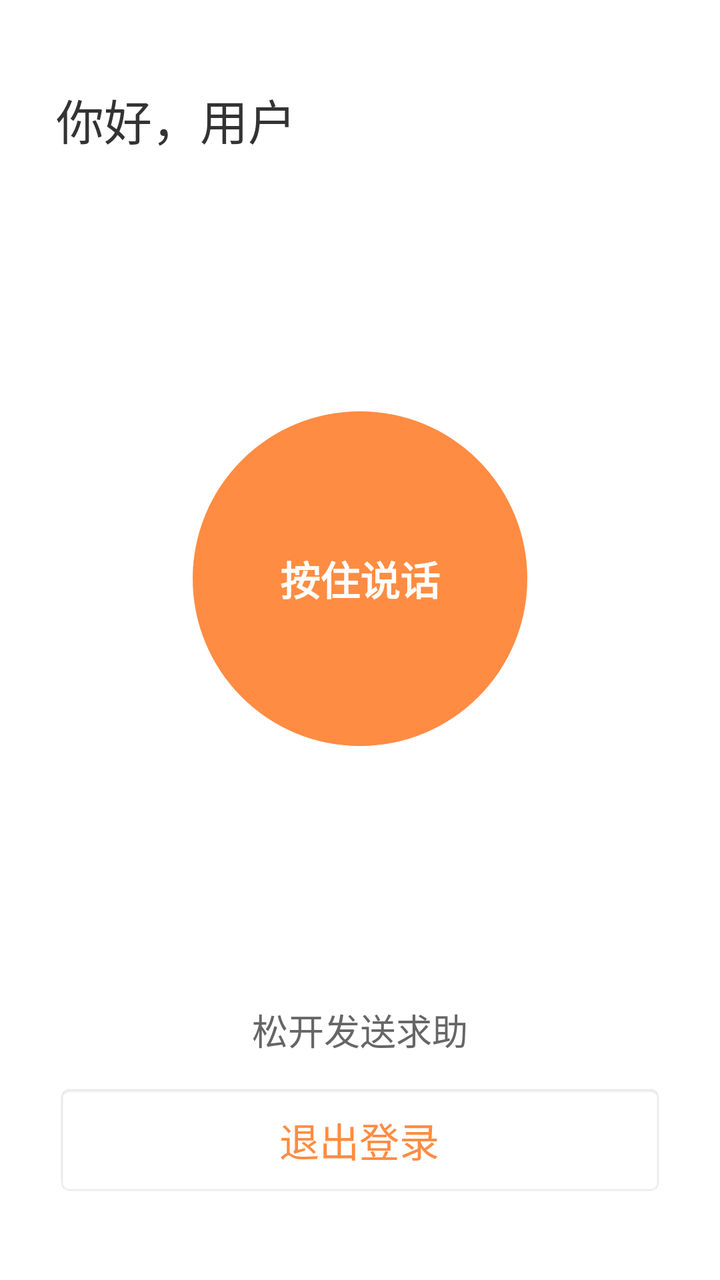
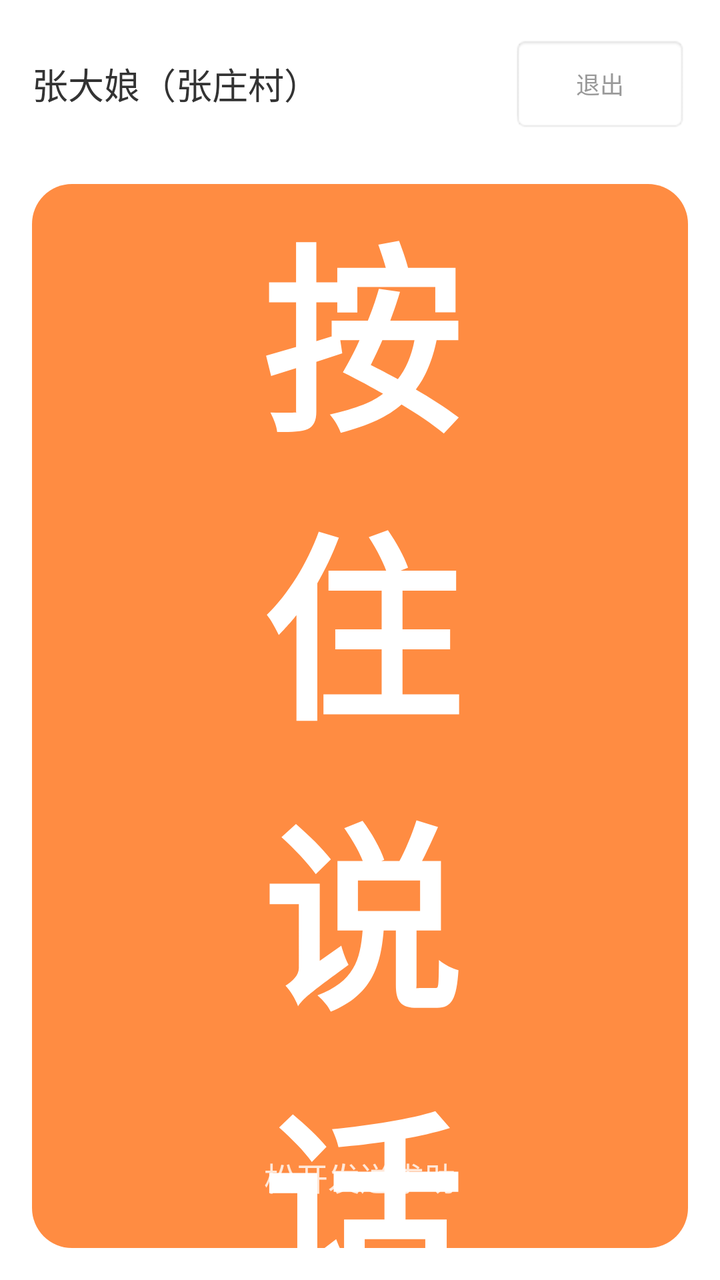

The first picture is an Android layout as it rendered before a commit; the second is the same layout after the commit. The layout source and the unified diff follow.
<!-- AndroidManifest.xml: application theme Theme.AppCompat.Light.NoActionBar -->
<!-- res/layout/activity_seeker_main.xml -->
<?xml version="1.0" encoding="utf-8"?>
<androidx.constraintlayout.widget.ConstraintLayout
    xmlns:android="http://schemas.android.com/apk/res/android"
    xmlns:app="http://schemas.android.com/apk/res-auto"
    android:layout_width="match_parent"
    android:layout_height="match_parent"
    android:padding="@dimen/padding_medium"
    android:background="#FFFFFF">

    
    <TextView
        android:id="@+id/tv_greeting"
        android:layout_width="0dp"
        android:layout_height="wrap_content"
        android:text="你好，用户"
        android:textSize="@dimen/text_greeting"
        android:textColor="#333333"
        app:layout_constraintTop_toTopOf="parent"
        app:layout_constraintStart_toStartOf="parent"
        app:layout_constraintEnd_toEndOf="parent"
        android:layout_marginTop="@dimen/padding_small" />

    
    <View
        android:id="@+id/btn_record"
        android:layout_width="0dp"
        android:layout_height="0dp"
        android:background="@drawable/bg_circle_orange"
        app:layout_constraintTop_toBottomOf="@id/tv_greeting"
        app:layout_constraintBottom_toTopOf="@id/tv_hint"
        app:layout_constraintStart_toStartOf="parent"
        app:layout_constraintEnd_toEndOf="parent"
        android:layout_marginTop="@dimen/padding_medium"
        android:layout_marginBottom="@dimen/padding_medium"
        app:layout_constraintWidth_percent="0.55"
        app:layout_constraintDimensionRatio="1:1" />

    
    <TextView
        android:layout_width="wrap_content"
        android:layout_height="wrap_content"
        android:text="@string/tv_hold_to_speak"
        android:textColor="#FFFFFF"
        android:textSize="@dimen/text_body"
        android:textStyle="bold"
        app:layout_constraintTop_toTopOf="@id/btn_record"
        app:layout_constraintBottom_toBottomOf="@id/btn_record"
        app:layout_constraintStart_toStartOf="@id/btn_record"
        app:layout_constraintEnd_toEndOf="@id/btn_record" />

    
    <TextView
        android:id="@+id/tv_hint"
        android:layout_width="0dp"
        android:layout_height="wrap_content"
        android:text="@string/tv_release_to_send"
        android:textSize="@dimen/text_hint"
        android:textColor="#666666"
        android:gravity="center"
        app:layout_constraintBottom_toTopOf="@id/btn_logout"
        app:layout_constraintStart_toStartOf="parent"
        app:layout_constraintEnd_toEndOf="parent"
        android:layout_marginBottom="@dimen/padding_small" />

    
    <Button
        android:id="@+id/btn_logout"
        android:layout_width="0dp"
        android:layout_height="@dimen/logout_btn_height"
        android:text="@string/btn_logout"
        android:textSize="@dimen/text_body"
        android:textColor="#FF8C42"
        android:background="@android:drawable/editbox_background"
        app:layout_constraintBottom_toBottomOf="parent"
        app:layout_constraintStart_toStartOf="parent"
        app:layout_constraintEnd_toEndOf="parent"
        android:layout_marginBottom="@dimen/padding_small" />

</androidx.constraintlayout.widget.ConstraintLayout>
<!-- resources referenced by this layout -->
<resources>
  <dimen name="logout_btn_height">56dp</dimen>
  <dimen name="padding_medium">28dp</dimen>
  <dimen name="padding_small">14dp</dimen>
  <dimen name="text_body">20sp</dimen>
  <dimen name="text_greeting">24sp</dimen>
  <dimen name="text_hint">18sp</dimen>
  <!-- drawable bg_circle_orange (drawable) -->
  <?xml version="1.0" encoding="utf-8"?>
  <shape xmlns:android="http://schemas.android.com/apk/res/android">
      <solid android:color="#FF8C42" />
      <corners android:radius="200dp" />
  </shape>
  <string name="btn_logout">退出登录</string>
  <string name="tv_hold_to_speak">按住说话</string>
  <string name="tv_release_to_send">松开发送求助</string>
</resources>

<!-- the commit's change to res/layout/activity_seeker_main.xml (unified diff, before → after) -->
@@ -1,79 +1,81 @@
 <?xml version="1.0" encoding="utf-8"?>
-<androidx.constraintlayout.widget.ConstraintLayout
-    xmlns:android="http://schemas.android.com/apk/res/android"
-    xmlns:app="http://schemas.android.com/apk/res-auto"
+<LinearLayout xmlns:android="http://schemas.android.com/apk/res/android"
     android:layout_width="match_parent"
     android:layout_height="match_parent"
-    android:padding="@dimen/padding_medium"
-    android:background="#FFFFFF">
+    android:orientation="vertical"
+    android:background="#FFFFFF"
+    android:fitsSystemWindows="true">
 
     
-    <TextView
-        android:id="@+id/tv_greeting"
-        android:layout_width="0dp"
+    <RelativeLayout
+        android:layout_width="match_parent"
         android:layout_height="wrap_content"
-        android:text="你好，用户"
-        android:textSize="@dimen/text_greeting"
-        android:textColor="#333333"
-        app:layout_constraintTop_toTopOf="parent"
-        app:layout_constraintStart_toStartOf="parent"
-        app:layout_constraintEnd_toEndOf="parent"
-        android:layout_marginTop="@dimen/padding_small" />
+        android:paddingLeft="16dp"
+        android:paddingRight="16dp"
+        android:paddingTop="12dp"
+        android:paddingBottom="8dp"
+        android:layout_marginTop="8dp">
+
+        <TextView
+            android:id="@+id/tv_greeting"
+            android:layout_width="wrap_content"
+            android:layout_height="wrap_content"
+            android:text="张大娘（张庄村）"
+            android:textSize="18sp"
+            android:textColor="#333333"
+            android:layout_centerVertical="true" />
+
+        <Button
+            android:id="@+id/btn_logout"
+            android:layout_width="wrap_content"
+            android:layout_height="wrap_content"
+            android:text="退出"
+            android:textSize="12sp"
+            android:textColor="#999999"
+            android:background="@android:drawable/editbox_background"
+            android:paddingLeft="8dp"
+            android:paddingRight="8dp"
+            android:paddingTop="4dp"
+            android:paddingBottom="4dp"
+            android:layout_alignParentEnd="true"
+            android:layout_centerVertical="true" />
+
+    </RelativeLayout>
 
     
-    <View
+    <RelativeLayout
         android:id="@+id/btn_record"
-        android:layout_width="0dp"
+        android:layout_width="match_parent"
         android:layout_height="0dp"
-        android:background="@drawable/bg_circle_orange"
-        app:layout_constraintTop_toBottomOf="@id/tv_greeting"
-        app:layout_constraintBottom_toTopOf="@id/tv_hint"
-        app:layout_constraintStart_toStartOf="parent"
-        app:layout_constraintEnd_toEndOf="parent"
-        android:layout_marginTop="@dimen/padding_medium"
-        android:layout_marginBottom="@dimen/padding_medium"
-        app:layout_constraintWidth_percent="0.55"
-        app:layout_constraintDimensionRatio="1:1" />
+        android:layout_weight="1"
+        android:background="@drawable/bg_record_button"
+        android:layout_margin="16dp">
 
-    
-    <TextView
-        android:layout_width="wrap_content"
-        android:layout_height="wrap_content"
-        android:text="@string/tv_hold_to_speak"
-        android:textColor="#FFFFFF"
-        android:textSize="@dimen/text_body"
-        android:textStyle="bold"
-        app:layout_constraintTop_toTopOf="@id/btn_record"
-        app:layout_constraintBottom_toBottomOf="@id/btn_record"
-        app:layout_constraintStart_toStartOf="@id/btn_record"
-        app:layout_constraintEnd_toEndOf="@id/btn_record" />
 
-    
-    <TextView
-        android:id="@+id/tv_hint"
-        android:layout_width="0dp"
-        android:layout_height="wrap_content"
-        android:text="@string/tv_release_to_send"
-        android:textSize="@dimen/text_hint"
-        android:textColor="#666666"
-        android:gravity="center"
-        app:layout_constraintBottom_toTopOf="@id/btn_logout"
-        app:layout_constraintStart_toStartOf="parent"
-        app:layout_constraintEnd_toEndOf="parent"
-        android:layout_marginBottom="@dimen/padding_small" />
+        
+        <TextView
+            android:id="@+id/tv_hold_speak"
+            android:layout_width="wrap_content"
+            android:layout_height="wrap_content"
+            android:text="按\n住\n说\n话"
+            android:textColor="#FFFFFF"
+            android:textSize="100sp"
+            android:textStyle="bold"
+            android:gravity="center"
+            android:layout_centerInParent="true" />
 
-    
-    <Button
-        android:id="@+id/btn_logout"
-        android:layout_width="0dp"
-        android:layout_height="@dimen/logout_btn_height"
-        android:text="@string/btn_logout"
-        android:textSize="@dimen/text_body"
-        android:textColor="#FF8C42"
-        android:background="@android:drawable/editbox_background"
-        app:layout_constraintBottom_toBottomOf="parent"
-        app:layout_constraintStart_toStartOf="parent"
-        app:layout_constraintEnd_toEndOf="parent"
-        android:layout_marginBottom="@dimen/padding_small" />
+        <TextView
+            android:id="@+id/tv_hint_inner"
+            android:layout_width="wrap_content"
+            android:layout_height="wrap_content"
+            android:text="松开发送求助"
+            android:textColor="#FFFFFF"
+            android:textSize="16sp"
+            android:alpha="0.8"
+            android:layout_alignParentBottom="true"
+            android:layout_centerHorizontal="true"
+            android:layout_marginBottom="24dp" />
 
-</androidx.constraintlayout.widget.ConstraintLayout>
+    </RelativeLayout>
+
+</LinearLayout>
<!-- resource entries referenced after the edit -->
@@ -1,19 +1,22 @@
 <!-- resources referenced by this layout -->
 <resources>
-  <dimen name="logout_btn_height">56dp</dimen>
-  <dimen name="padding_medium">28dp</dimen>
-  <dimen name="padding_small">14dp</dimen>
-  <dimen name="text_body">20sp</dimen>
-  <dimen name="text_greeting">24sp</dimen>
-  <dimen name="text_hint">18sp</dimen>
-  <!-- drawable bg_circle_orange (drawable) -->
+  <!-- drawable bg_record_button (drawable) -->
   <?xml version="1.0" encoding="utf-8"?>
-  <shape xmlns:android="http://schemas.android.com/apk/res/android">
-      <solid android:color="#FF8C42" />
-      <corners android:radius="200dp" />
-  </shape>
-  <string name="btn_logout">退出登录</string>
-  <string name="tv_hold_to_speak">按住说话</string>
-  <string name="tv_release_to_send">松开发送求助</string>
+  <selector xmlns:android="http://schemas.android.com/apk/res/android">
+      
+      <item android:state_pressed="true">
+          <shape android:shape="rectangle">
+              <solid android:color="#CC5500" />
+              <corners android:radius="16dp" />
+          </shape>
+      </item>
+      
+      <item>
+          <shape android:shape="rectangle">
+              <solid android:color="#FF8C42" />
+              <corners android:radius="20dp" />
+          </shape>
+      </item>
+  </selector>
 </resources>
 
